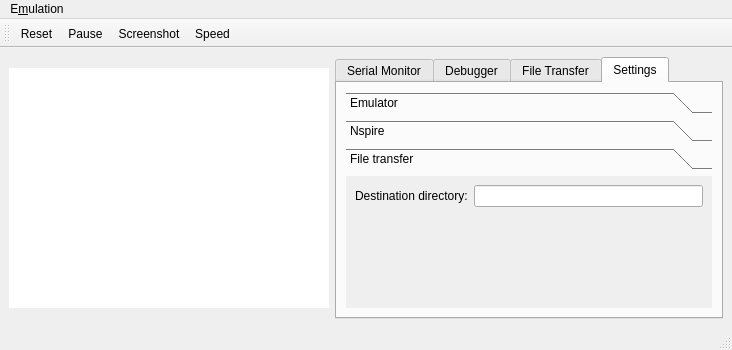
First picture: the form in mainwindow.ui, repository nspire-emus/firebird, before the edit.
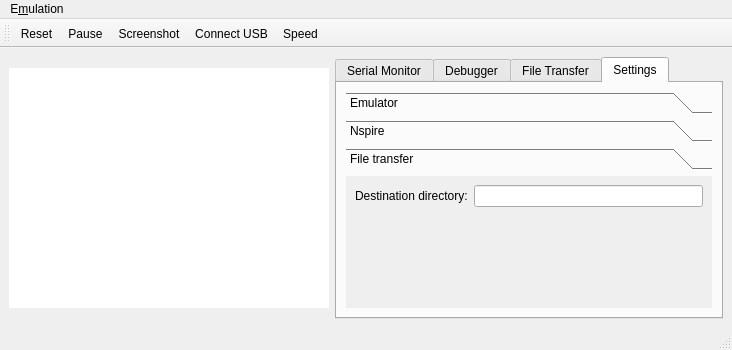
Second picture: the form after the edit. Custom widgets are drawn as their Qt base class.

Commit message: Connect USB using GUI

Patch:
```diff
--- a/mainwindow.ui
+++ b/mainwindow.ui
@@ -431,6 +431,7 @@
    <addaction name="actionReset"/>
    <addaction name="actionPause"/>
    <addaction name="actionScreenshot"/>
+   <addaction name="actionConnect"/>
    <addaction name="actionSpeed"/>
   </widget>
   <action name="actionReset">
@@ -477,6 +478,14 @@
     <string>Screenshot</string>
    </property>
   </action>
+  <action name="actionConnect">
+   <property name="checkable">
+    <bool>true</bool>
+   </property>
+   <property name="text">
+    <string>Connect USB</string>
+   </property>
+  </action>
  </widget>
  <customwidgets>
   <customwidget>
```
The commit also changes 7 other files.
